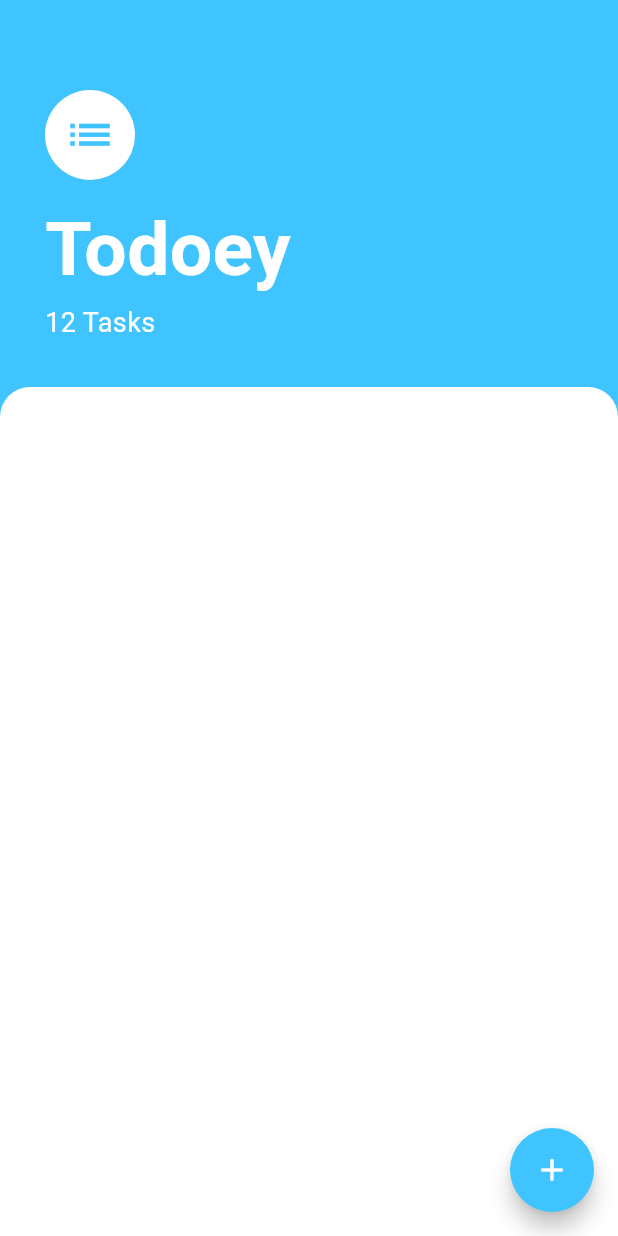
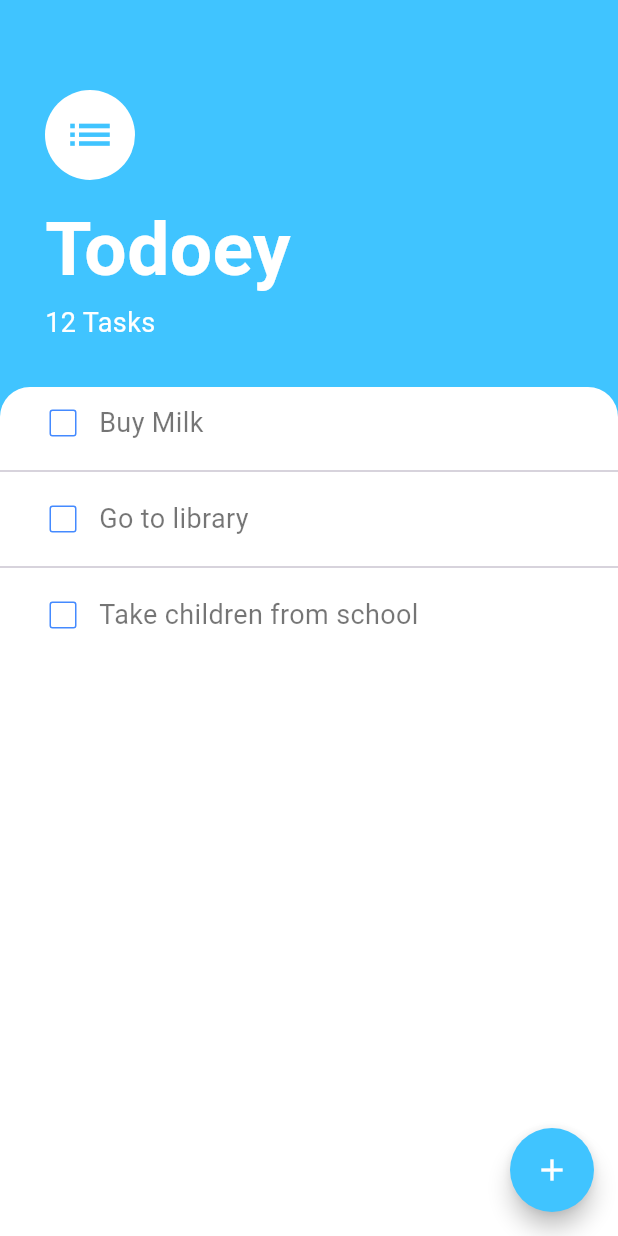
Before and after one commit to selinguz/to_do_app, a Flutter app: the screen it shows after launch, on a phone screen of 412 x 824 dp. Run offline on Flutter 3.47's test engine with Material 3 defaults, Android fonts, the phone set to English and light mode, and no system bars.

Commit message:
challange-listview ile liste ekrana getirildi, eğitmenin kaynak koduna dönülüp bu kodlar silinecek

```diff
--- a/lib/screens/tasks_screen.dart
+++ b/lib/screens/tasks_screen.dart
@@ -1,7 +1,20 @@
 import 'package:flutter/material.dart';
 
-class TasksScreen extends StatelessWidget {
-  const TasksScreen({super.key});
+class TasksScreen extends StatefulWidget {
+  TasksScreen({super.key});
+
+  @override
+  State<TasksScreen> createState() => _TasksScreenState();
+}
+
+class _TasksScreenState extends State<TasksScreen> {
+  final List<String> tasks = [
+    'Buy Milk',
+    'Go to library',
+    'Take children from school',
+  ];
+
+  bool _isChecked = false;
 
   @override
   Widget build(BuildContext context) {
@@ -52,10 +65,21 @@ class TasksScreen extends StatelessWidget {
           Expanded(
             child: Container(
               decoration: BoxDecoration(
-                  color: Colors.white,
-                  borderRadius: BorderRadius.only(
-                      topLeft: Radius.circular(20.0),
-                      topRight: Radius.circular(20.0))),
+                color: Colors.white,
+                borderRadius: BorderRadius.only(
+                  topLeft: Radius.circular(20.0),
+                  topRight: Radius.circular(20.0),
+                ),
+              ),
+              child: ListView.separated(
+                itemCount: tasks.length,
+                itemBuilder: (BuildContext context, int index) {
+                  return MyListItems(tasks[index]);
+                },
+                separatorBuilder: (BuildContext context, int index) {
+                  return Divider();
+                },
+              ),
             ),
           ),
         ],
@@ -71,4 +95,34 @@ class TasksScreen extends StatelessWidget {
       ),
     );
   }
+
+  Widget MyListItems(String itemText) {
+    return Padding(
+      padding: const EdgeInsets.only(left: 18.0, right: 18.0),
+      child: Row(
+        children: [
+          Checkbox(
+            activeColor: Colors.lightBlueAccent,
+            side: BorderSide(color: Colors.blueAccent),
+            value: _isChecked,
+            onChanged: (value) {
+              setState(() {
+                _isChecked == false ? _isChecked = true : _isChecked = false;
+              });
+            },
+          ),
+          Text(
+            itemText,
+            style: TextStyle(
+              color: Colors.black54,
+              fontSize: 18.0,
+              decoration: _isChecked == true
+                  ? TextDecoration.lineThrough
+                  : TextDecoration.none,
+            ),
+          ),
+        ],
+      ),
+    );
+  }
 }
```
